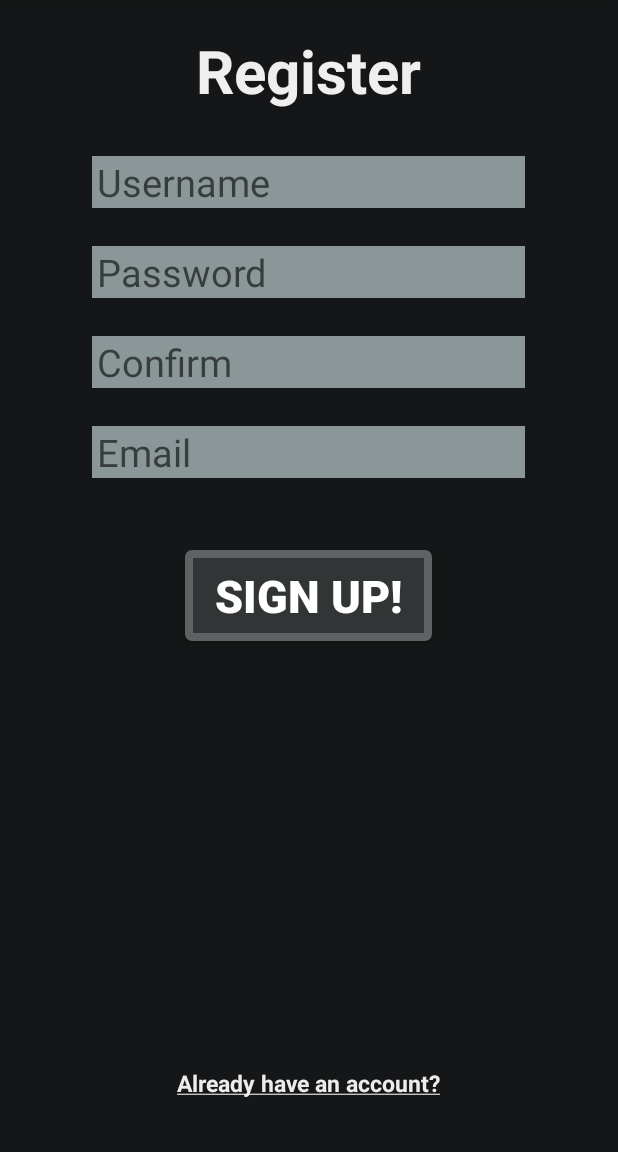
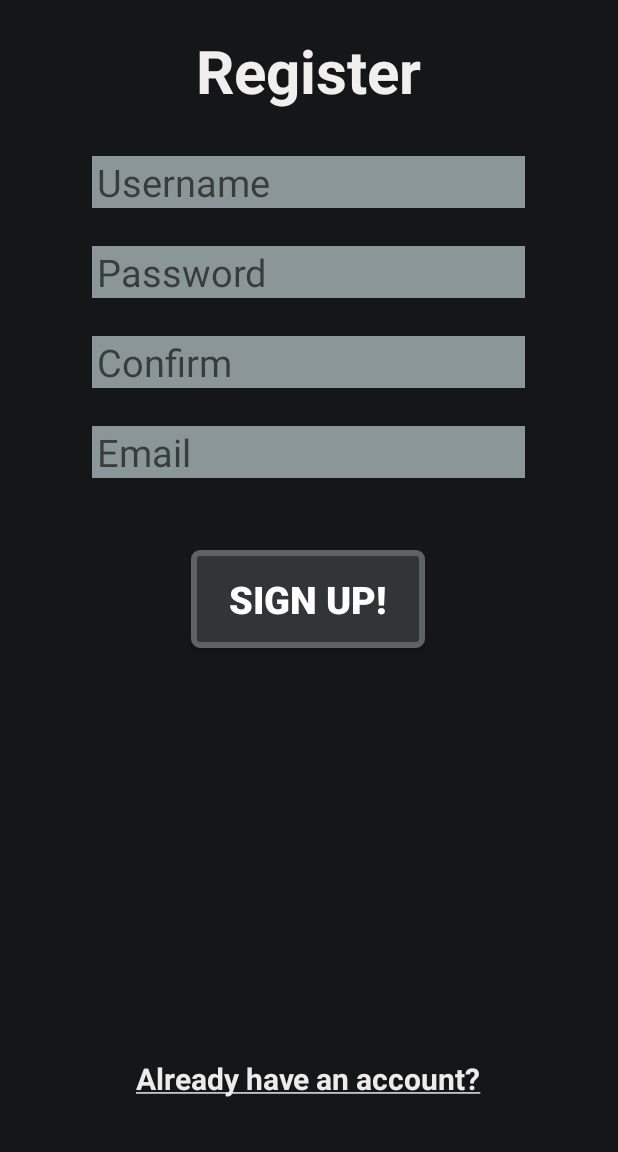
Before and after one commit to AndroidDeveloperMLG/Prototype, an Android app: the screen it shows after launch (signUp), after a tap on "SIGN UP", on a phone screen of 412 x 824 dp, the part 84-1236 px from its top. Run offline under Robolectric (Android 15) with nearby library versions, the phone set to English and light mode, and no system bars.

Commit message:
App Prototype

```diff
--- a/AppPrototype/app/src/main/AndroidManifest.xml
+++ b/AppPrototype/app/src/main/AndroidManifest.xml
@@ -16,6 +16,7 @@
             </intent-filter>
         </activity>
         <activity android:name=".signUp" />
+        <activity android:name=".login"></activity>
     </application>
 
 </manifest>
--- a/AppPrototype/app/src/main/java/com/jumin/appprototype/MainActivity.java
+++ b/AppPrototype/app/src/main/java/com/jumin/appprototype/MainActivity.java
@@ -20,6 +20,14 @@ public class MainActivity extends AppCompatActivity {
     public void signUp(View view) throws InterruptedException { // Fade out all current elements and fade in sign up elements
 
         Intent leadToSignUp = new Intent(MainActivity.this, signUp.class);
+        MainActivity.this.startActivity(leadToSignUp);
+        overridePendingTransition(R.anim.fadein, R.anim.fadeout);
+
+    }
+
+    public void login(View view) throws InterruptedException { // Fade out all current elements and fade in sign up elements
+
+        Intent leadToSignUp = new Intent(MainActivity.this, login.class);
         MainActivity.this.startActivity(leadToSignUp);
         overridePendingTransition(R.anim.fadein, R.anim.fadeout);
 
--- a/AppPrototype/app/src/main/res/drawable/signupbutton.xml
+++ b/AppPrototype/app/src/main/res/drawable/signupbutton.xml
@@ -4,11 +4,11 @@
     android:shape="rectangle"
     android:padding="10dp">
 
-    <stroke android:width="5dp"
+    <stroke android:width="4dp"
         android:color="#5E6263" />
 
     <solid android:color="#323536" />
 
-    <corners android:radius="2dp" />
+    <corners android:radius="4dp" />
 
 </shape>
--- a/AppPrototype/app/src/main/res/layout/activity_main.xml
+++ b/AppPrototype/app/src/main/res/layout/activity_main.xml
@@ -14,7 +14,7 @@
         android:layout_width="wrap_content"
         android:layout_height="wrap_content"
         android:textAppearance="?android:attr/textAppearanceLarge"
-        android:text="Logo Here"
+        android:text="@string/logo_here"
         android:id="@+id/textLogo"
         android:layout_marginTop="25dp"
         android:textSize="30sp"
@@ -62,6 +62,7 @@
         android:id="@+id/facebookLoginButton"
         android:src="@drawable/facebookbutton"
         android:layout_alignParentBottom="true"
-        android:layout_alignParentEnd="true" />
+        android:layout_alignParentEnd="true"
+        android:contentDescription="@string/facebook_button_description"/>
 
 </RelativeLayout>
--- a/AppPrototype/app/src/main/res/layout/activity_sign_up.xml
+++ b/AppPrototype/app/src/main/res/layout/activity_sign_up.xml
@@ -1,7 +1,7 @@
 <LinearLayout xmlns:android="http://schemas.android.com/apk/res/android"
     android:layout_width="fill_parent" android:layout_height="fill_parent"
     android:id="@+id/layoutContainer" android:orientation="horizontal"
-    android:background="#151617">
+    android:background="#151617" android:baselineAligned="false">
     <RelativeLayout
         android:layout_width="0dip"
         android:layout_height="fill_parent"
@@ -17,11 +17,11 @@
         <TextView
             android:layout_width="wrap_content"
             android:layout_height="wrap_content"
-            android:text="Register"
+            android:text="@string/register"
             android:id="@+id/signUpText"
             android:layout_alignParentTop="true"
             android:layout_centerHorizontal="true"
-            android:textSize="40dp"
+            android:textSize="40sp"
             android:layout_marginTop="20dp"
             android:textColor="#f1eeee"
             android:textStyle="bold" />
@@ -33,11 +33,12 @@
             android:background="#8B9699"
             android:textSize="25sp"
             android:singleLine="true"
-            android:hint="Username"
+            android:hint="@string/username_hint"
             android:layout_below="@+id/signUpText"
             android:layout_alignParentStart="true"
             android:layout_marginTop="30dp"
-            android:paddingLeft="3dp" />
+            android:paddingStart="3dp"
+            android:paddingEnd="0dp"/>
 
         <EditText
             android:layout_width="fill_parent"
@@ -46,12 +47,13 @@
             android:background="#8B9699"
             android:textSize="25sp"
             android:singleLine="true"
-            android:hint="Password"
+            android:hint="@string/password_hint"
             android:inputType="textPassword"
             android:layout_marginTop="25dp"
             android:layout_below="@+id/userField"
             android:layout_alignParentStart="true"
-            android:paddingLeft="3dp" />
+            android:paddingStart="3dp"
+            android:paddingEnd="0dp"/>
 
         <EditText
             android:layout_width="fill_parent"
@@ -92,20 +94,20 @@
             android:layout_marginTop="48dp"
             android:layout_below="@+id/editText"
             android:layout_centerHorizontal="true"
-            android:textSize="30sp"
+            android:textSize="25sp"
             android:background="@drawable/signupbutton"
             android:textStyle="bold"
             android:textColor="#ffffff"
-            android:paddingLeft="20dp"
-            android:paddingRight="20dp"
-            android:paddingTop="10dp"
-            android:paddingBottom="10dp" />
+            android:paddingLeft="25dp"
+            android:paddingRight="25dp"
+            android:paddingTop="15dp"
+            android:paddingBottom="15dp" />
 
         <TextView
             android:layout_width="wrap_content"
             android:layout_height="wrap_content"
             android:id="@+id/alreadyHaveText"
-            android:textSize="15sp"
+            android:textSize="20sp"
             android:textAlignment="center"
             android:textStyle="bold"
             android:text="@string/already_have_text"
--- a/AppPrototype/app/src/main/res/values/strings.xml
+++ b/AppPrototype/app/src/main/res/values/strings.xml
@@ -6,4 +6,9 @@
     <string name="confirm">Confirm</string>
     <string name="login">Login</string>
     <string name="signup">Sign Up</string>
+    <string name="password_hint">Password</string>
+    <string name="username_hint">Username</string>
+    <string name="register">Register</string>
+    <string name="facebook_button_description">Button for connecting a Facebook account</string>
+    <string name="logo_here">Logo Here</string>
 </resources>
```
Also changed, not shown: AppPrototype/app/src/main/java/com/jumin/appprototype/login.java (added, +13 -0 lines), AppPrototype/app/src/main/res/layout/activity_login.xml (added, +13 -0 lines).
